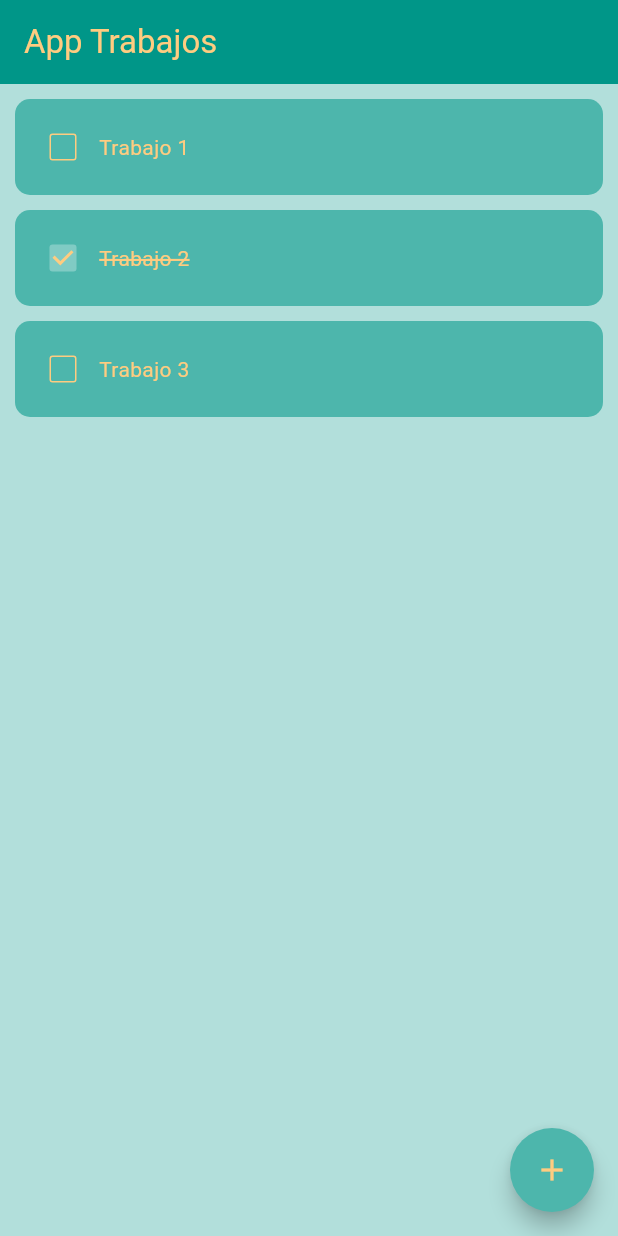
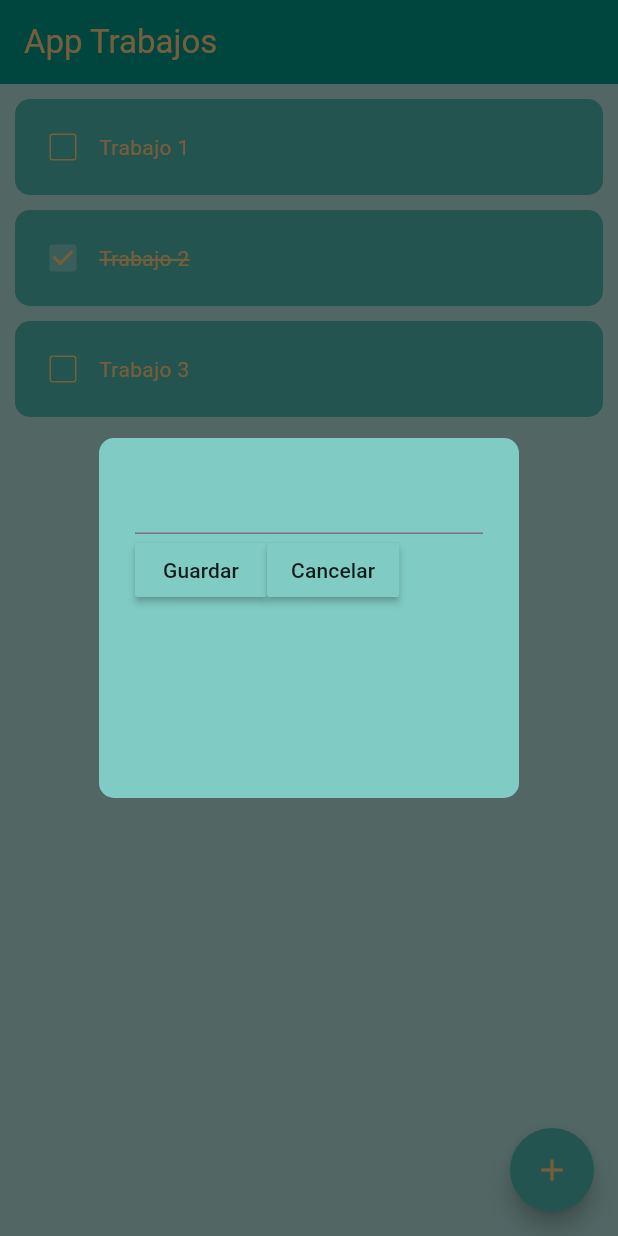
Before and after one commit to EthanGF7/aplicacion_trabajos, a Flutter app: the screen it shows after launch, after a tap on the "add" icon, on a phone screen of 412 x 824 dp. Run offline on Flutter 3.47's test engine with Material 3 defaults, Android fonts, the phone set to English and light mode, and no system bars; drawn by our look-alikes of flutter_slidable.

Commit message:
Dialog mostranza

```diff
--- /dev/null
+++ b/lib/componentes/boton_dialog.dart
@@ -0,0 +1,19 @@
+import 'package:flutter/material.dart';
+
+class BotonDialog extends StatelessWidget {
+  final String textoBoton;
+  final Function()? accionBoton;
+  const BotonDialog({
+    super.key,
+    required this.textoBoton,
+    required this.accionBoton,
+    });
+
+  @override
+  Widget build(BuildContext context) {
+    return MaterialButton(onPressed: accionBoton,
+    color: Colors.teal[200],
+    child: Text(textoBoton),
+    );
+  }
+}
--- /dev/null
+++ b/lib/componentes/dialog_nuevo_trabajo.dart
@@ -0,0 +1,28 @@
+import 'package:aplicacion_trabajos/componentes/boton_dialog.dart';
+import 'package:flutter/material.dart';
+
+class DialogNuevoTrabajo extends StatelessWidget {
+  const DialogNuevoTrabajo({super.key});
+
+  @override
+  Widget build(BuildContext context) {
+    return AlertDialog(
+      backgroundColor: Colors.teal[200],
+      shape: RoundedRectangleBorder(borderRadius: BorderRadius.circular(10)),
+      content: Container(
+        height: 200,
+        child: Column(
+          children: [
+            TextField(),
+            Row(
+              children: [
+                BotonDialog(textoBoton: "Guardar", accionBoton: (){}),//Boton guardar
+                BotonDialog(textoBoton: "Cancelar", accionBoton: (){}),//Boton cancelar
+              ],
+            ),
+          ],
+        ),
+      ),
+    );
+  }
+}
--- a/lib/paginas/pagina_principal.dart
+++ b/lib/paginas/pagina_principal.dart
@@ -1,3 +1,4 @@
+import 'package:aplicacion_trabajos/componentes/dialog_nuevo_trabajo.dart';
 import 'package:aplicacion_trabajos/componentes/item_trabajo.dart';
 import 'package:flutter/material.dart';
 
@@ -27,6 +28,10 @@ class _PaginaPrincipalState extends State<PaginaPrincipal> {
     });
   }
 
+  void crearNuevoTrabajo() {
+    showDialog(context: context, builder: (context) {return const DialogNuevoTrabajo();});
+  }
+
   @override
   Widget build(BuildContext context) {
     return Scaffold(
@@ -43,7 +48,7 @@ class _PaginaPrincipalState extends State<PaginaPrincipal> {
       floatingActionButton: FloatingActionButton(
         backgroundColor: Colors.teal[300],
         shape: const CircleBorder(),
-        onPressed: () {},
+        onPressed: crearNuevoTrabajo,
         child: Icon(
           Icons.add,
           color: Colors.orange[200],
```
